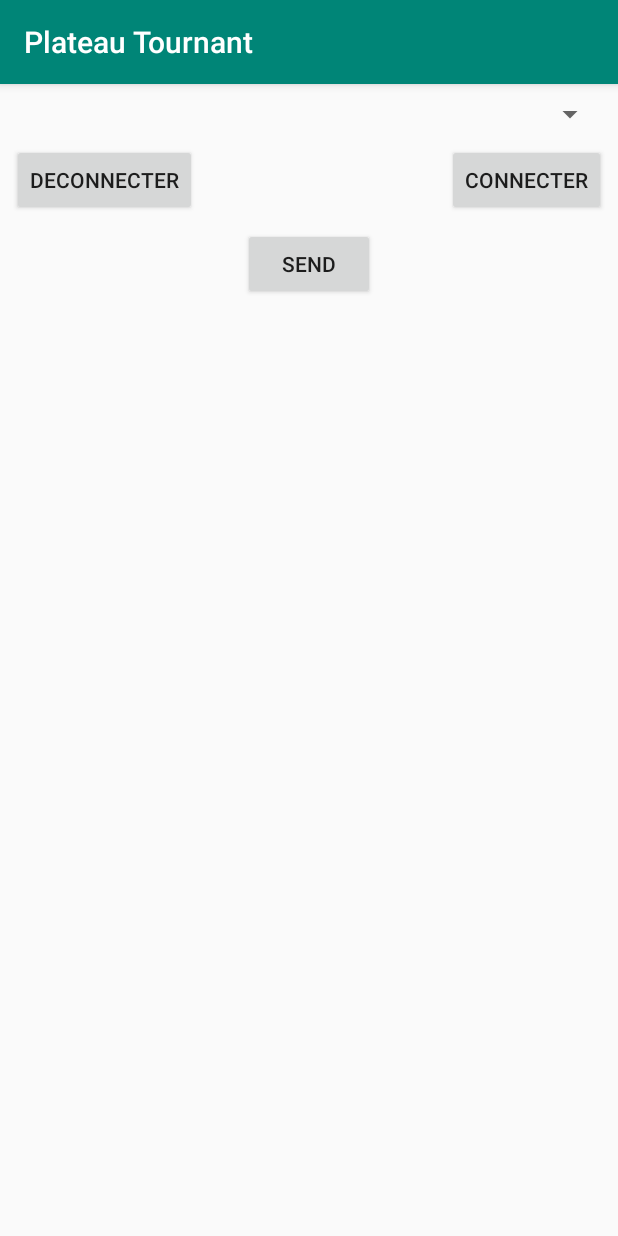
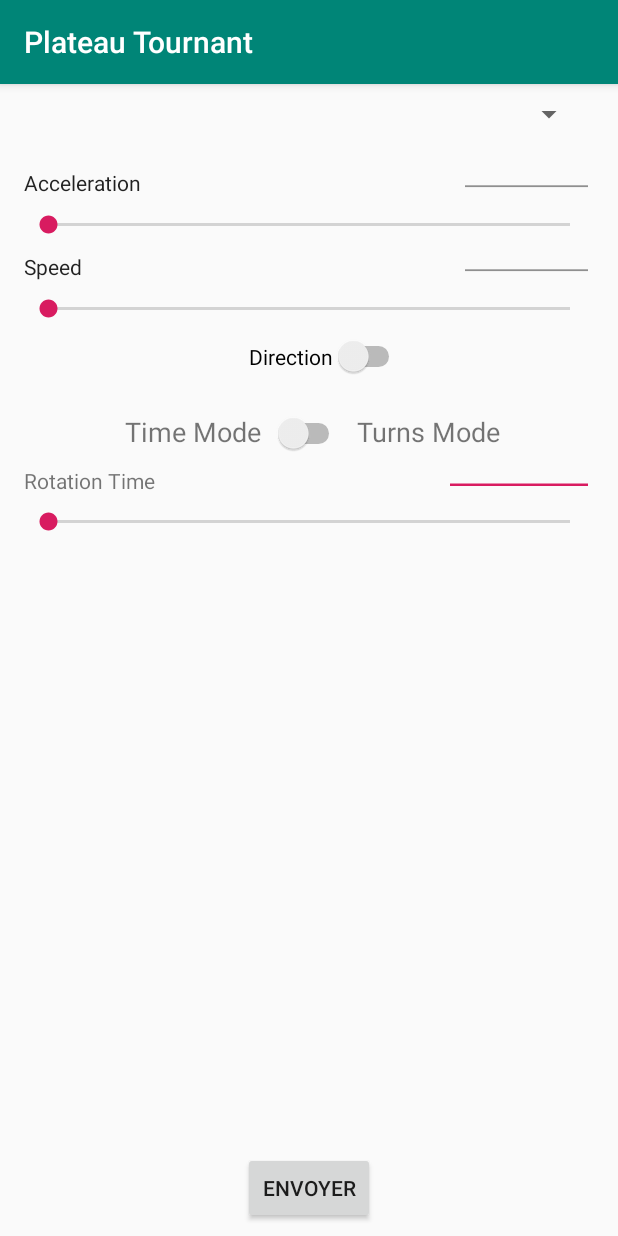
Before and after one commit to LouisMalbranque/Table-Rotative, an Android app: the screen it shows after launch (Connexion before the commit, MainActivity after it), after a tap on "CONNECTER", on a phone screen of 412 x 824 dp. Run offline under Robolectric (Android 15) with nearby library versions, the phone set to English and light mode, and no system bars; 2 statements that could not run were skipped.

Commit message:
changement activity + fragment + layout

```diff
--- a/software/android app/app/build.gradle
+++ b/software/android app/app/build.gradle
@@ -22,6 +22,7 @@ dependencies {
     implementation fileTree(dir: 'libs', include: ['*.jar'])
     implementation 'com.android.support:appcompat-v7:28.0.0'
     implementation 'com.android.support.constraint:constraint-layout:1.1.3'
+    implementation 'com.android.support:support-v4:28.0.0'
     testImplementation 'junit:junit:4.12'
     androidTestImplementation 'com.android.support.test:runner:1.0.2'
     androidTestImplementation 'com.android.support.test.espresso:espresso-core:3.0.2'
--- a/software/android app/app/src/main/AndroidManifest.xml
+++ b/software/android app/app/src/main/AndroidManifest.xml
@@ -19,7 +19,9 @@
                 <category android:name="android.intent.category.LAUNCHER" />
             </intent-filter>
         </activity>
-
+        <activity
+            android:name=".MainActivity">
+        </activity>
         <receiver
             android:name=".ReceiverBluetooth"
             android:enabled="true"
--- a/software/android app/app/src/main/java/com/example/louis/plateautournant/Connexion.java
+++ b/software/android app/app/src/main/java/com/example/louis/plateautournant/Connexion.java
@@ -52,7 +52,9 @@ public class Connexion extends AppCompatActivity {
             public void onClick(View v) {
                 System.out.println("click sur connecter");
                 peripherique.connecter();
-
+                while(!peripherique.isConnected);
+                Intent intent = new Intent(Connexion.this, MainActivity.class);
+                startActivity(intent);
             }
         });
         btnSend.setOnClickListener(new View.OnClickListener() {
--- /dev/null
+++ b/software/android app/app/src/main/java/com/example/louis/plateautournant/MainActivity.java
@@ -0,0 +1,13 @@
+package com.example.louis.plateautournant;
+
+import android.os.Bundle;
+import android.support.v7.app.AppCompatActivity;
+
+public class MainActivity extends AppCompatActivity {
+    @Override
+    protected void onCreate(Bundle savedInstanceState) {
+        super.onCreate(savedInstanceState);
+        setContentView(R.layout.activity_main);
+
+    }
+}
--- a/software/android app/app/src/main/java/com/example/louis/plateautournant/Peripherique.java
+++ b/software/android app/app/src/main/java/com/example/louis/plateautournant/Peripherique.java
@@ -25,6 +25,7 @@ public class Peripherique
     public final static int CODE_CONNEXION = 0;
     public final static int CODE_RECEPTION = 1;
     public final static int CODE_DECONNEXION = 2;
+    public boolean isConnected = false;
 
 
     public Peripherique(BluetoothDevice device, Handler handler)
@@ -128,7 +129,7 @@ public class Peripherique
                     tReception.start();
 
 
-
+                    isConnected=true;
                     System.out.println("Connexion établie");
 
                 }
--- /dev/null
+++ b/software/android app/app/src/main/java/com/example/louis/plateautournant/RealTimeRotation.java
@@ -0,0 +1,85 @@
+package com.example.louis.plateautournant;
+
+
+import android.os.Bundle;
+import android.support.v4.app.Fragment;
+import android.support.v7.widget.AppCompatEditText;
+import android.view.LayoutInflater;
+import android.view.View;
+import android.view.ViewGroup;
+import android.widget.CompoundButton;
+import android.widget.EditText;
+import android.widget.SeekBar;
+import android.widget.Switch;
+import android.widget.TextView;
+
+import org.w3c.dom.Text;
+
+import java.util.zip.Inflater;
+
+public class RealTimeRotation extends Fragment {
+
+
+    private String timeText = "Time Mode";
+    private String turnText = "Turn Mode";
+
+    private Switch switchModeTurnTime;
+    private EditText numberText;
+    private SeekBar seekNumber;
+    private TextView text;
+
+    private boolean modeTime = true;
+
+    public RealTimeRotation() {
+        // Required empty public constructor
+    }
+
+
+    @Override
+    public View onCreateView(LayoutInflater inflater, ViewGroup container, Bundle savedInstanceState) {
+
+        View v= inflater.inflate(R.layout.real_time_rotation,container,false);
+
+        switchModeTurnTime = v.findViewById(R.id.switchTimeTurn);
+        numberText = v.findViewById(R.id.numberTurnTime);
+        seekNumber = v.findViewById(R.id.seekBarTimeTurn);
+        text = v.findViewById(R.id.timeTurnText);
+
+        switchModeTurnTime.setOnCheckedChangeListener(new CompoundButton.OnCheckedChangeListener() {
+            @Override
+            public void onCheckedChanged(CompoundButton buttonView, boolean isChecked) {
+                numberText.setText("0");
+                seekNumber.setProgress(0);
+                modeTime=!modeTime;
+                if (modeTime){
+                    seekNumber.setMax(10);
+                    text.setText(timeText);
+                }else{
+                    seekNumber.setMax(10);
+                    text.setText(turnText);
+
+                }
+            }
+        });
+
+        seekNumber.setOnSeekBarChangeListener(new SeekBar.OnSeekBarChangeListener() {
+            @Override
+            public void onProgressChanged(SeekBar seekBar, int progress, boolean fromUser) {
+                numberText.setText(Integer.toString(seekNumber.getProgress()));
+            }
+
+            @Override
+            public void onStartTrackingTouch(SeekBar seekBar) {
+
+            }
+
+            @Override
+            public void onStopTrackingTouch(SeekBar seekBar) {
+
+            }
+        });
+
+        return v;
+    }
+
+}
--- a/software/android app/app/src/main/res/layout/activity_main.xml
+++ b/software/android app/app/src/main/res/layout/activity_main.xml
@@ -19,7 +19,7 @@
 
     <fragment
         android:id="@+id/fragment"
-        android:name="com.example.louis.plateautournant.Fragment_RealTimeRotation"
+        android:name="com.example.louis.plateautournant.RealTimeRotation"
         android:layout_width="0dp"
         android:layout_height="0dp"
         android:layout_marginStart="8dp"
--- a/software/android app/app/src/main/res/layout/real_time_rotation.xml
+++ b/software/android app/app/src/main/res/layout/real_time_rotation.xml
@@ -4,7 +4,8 @@
     xmlns:app="http://schemas.android.com/apk/res-auto"
     xmlns:tools="http://schemas.android.com/tools"
     android:layout_width="match_parent"
-    android:layout_height="match_parent">
+    android:layout_height="match_parent"
+    tools:context=".RealTimeRotation">
 
     <TextView
         android:id="@+id/timeText"
@@ -40,7 +41,7 @@
         app:layout_constraintTop_toTopOf="parent" />
 
     <TextView
-        android:id="@+id/textView4"
+        android:id="@+id/timeTurnText"
         android:layout_width="wrap_content"
         android:layout_height="20dp"
         android:layout_marginStart="8dp"
@@ -70,5 +71,5 @@
         android:layout_marginEnd="8dp"
         app:layout_constraintEnd_toEndOf="parent"
         app:layout_constraintStart_toStartOf="parent"
-        app:layout_constraintTop_toBottomOf="@+id/textView4" />
+        app:layout_constraintTop_toBottomOf="@+id/timeTurnText" />
 </android.support.constraint.ConstraintLayout>
--- a/software/android app/app/src/main/res/values/strings.xml
+++ b/software/android app/app/src/main/res/values/strings.xml
@@ -1,3 +1,6 @@
 <resources>
     <string name="app_name">Plateau Tournant</string>
+
+    <!-- TODO: Remove or change this placeholder text -->
+    <string name="hello_blank_fragment">Hello blank fragment</string>
 </resources>
```
Also changed, not shown: software/android app/app/src/main/java/com/example/louis/plateautournant/Fragment_RealTimeRotation.java (deleted, +0 -22 lines).
